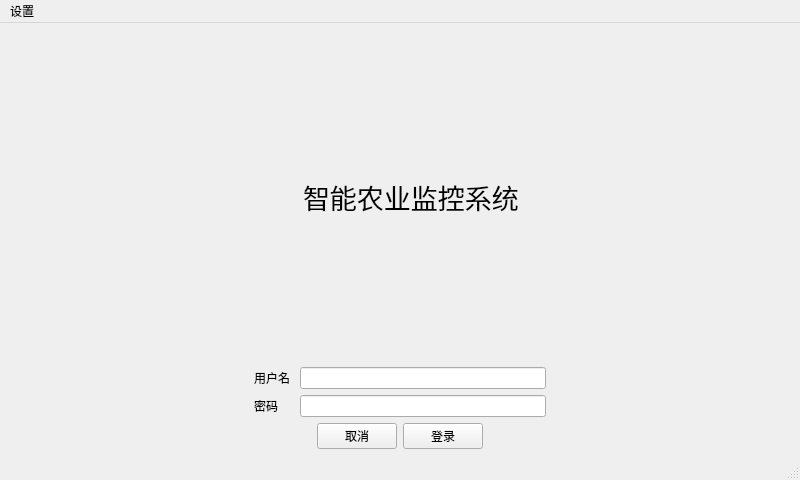
rrrriiiiich/iams, file src/iams.ui: the form before one commit.
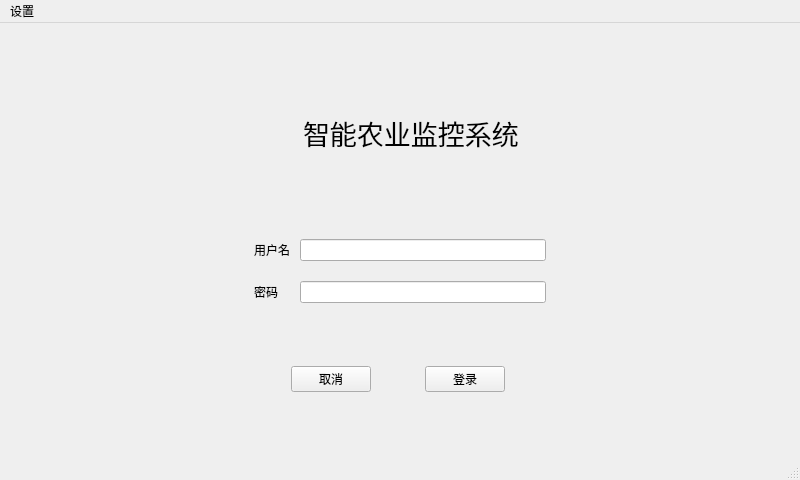
The form after the commit. Icons and pictures are not drawn.

The edit to the form file:
```diff
--- a/src/iams.ui
+++ b/src/iams.ui
@@ -89,7 +89,7 @@
          <string/>
         </property>
         <property name="pixmap">
-         <pixmap resource="../../pic.qrc">:/pic/PepiconsPrintCellphoneEye.png</pixmap>
+         <pixmap resource="../pic.qrc">:/pic/PepiconsPrintCellphoneEye.png</pixmap>
         </property>
         <property name="scaledContents">
          <bool>true</bool>
@@ -179,6 +179,22 @@
       </item>
      </layout>
     </item>
+    <item>
+     <spacer name="verticalSpacer">
+      <property name="orientation">
+       <enum>Qt::Vertical</enum>
+      </property>
+      <property name="sizeType">
+       <enum>QSizePolicy::Fixed</enum>
+      </property>
+      <property name="sizeHint" stdset="0">
+       <size>
+        <width>20</width>
+        <height>14</height>
+       </size>
+      </property>
+     </spacer>
+    </item>
     <item>
      <layout class="QHBoxLayout" name="password">
       <item>
@@ -230,12 +246,49 @@
      </layout>
     </item>
     <item>
-     <layout class="QHBoxLayout" name="operationBar">
+     <layout class="QHBoxLayout" name="horizontalLayout">
+      <property name="spacing">
+       <number>6</number>
+      </property>
+      <item>
+       <widget class="QLabel" name="lildogLabel">
+        <property name="sizePolicy">
+         <sizepolicy hsizetype="Fixed" vsizetype="Fixed">
+          <horstretch>0</horstretch>
+          <verstretch>0</verstretch>
+         </sizepolicy>
+        </property>
+        <property name="maximumSize">
+         <size>
+          <width>140</width>
+          <height>140</height>
+         </size>
+        </property>
+        <property name="text">
+         <string/>
+        </property>
+        <property name="pixmap">
+         <pixmap>../pic/lildog.gif</pixmap>
+        </property>
+        <property name="scaledContents">
+         <bool>true</bool>
+        </property>
+       </widget>
+      </item>
       <item>
        <spacer name="horizontalSpacer_7">
+        <property name="sizePolicy">
+         <sizepolicy hsizetype="Fixed" vsizetype="Fixed">
+          <horstretch>0</horstretch>
+          <verstretch>0</verstretch>
+         </sizepolicy>
+        </property>
         <property name="orientation">
          <enum>Qt::Horizontal</enum>
         </property>
+        <property name="sizeType">
+         <enum>QSizePolicy::Fixed</enum>
+        </property>
         <property name="sizeHint" stdset="0">
          <size>
           <width>40</width>
@@ -246,6 +299,12 @@
       </item>
       <item>
        <widget class="QPushButton" name="cancel">
+        <property name="sizePolicy">
+         <sizepolicy hsizetype="Maximum" vsizetype="Fixed">
+          <horstretch>0</horstretch>
+          <verstretch>0</verstretch>
+         </sizepolicy>
+        </property>
         <property name="text">
          <string>取消</string>
         </property>
@@ -253,6 +312,12 @@
       </item>
       <item>
        <widget class="QPushButton" name="login">
+        <property name="sizePolicy">
+         <sizepolicy hsizetype="Maximum" vsizetype="Fixed">
+          <horstretch>0</horstretch>
+          <verstretch>0</verstretch>
+         </sizepolicy>
+        </property>
         <property name="text">
          <string>登录</string>
         </property>
@@ -260,9 +325,18 @@
       </item>
       <item>
        <spacer name="horizontalSpacer_8">
+        <property name="sizePolicy">
+         <sizepolicy hsizetype="Fixed" vsizetype="Fixed">
+          <horstretch>0</horstretch>
+          <verstretch>0</verstretch>
+         </sizepolicy>
+        </property>
         <property name="orientation">
          <enum>Qt::Horizontal</enum>
         </property>
+        <property name="sizeType">
+         <enum>QSizePolicy::Fixed</enum>
+        </property>
         <property name="sizeHint" stdset="0">
          <size>
           <width>40</width>
@@ -271,6 +345,25 @@
         </property>
        </spacer>
       </item>
+      <item>
+       <widget class="QLabel" name="label">
+        <property name="sizePolicy">
+         <sizepolicy hsizetype="Fixed" vsizetype="Fixed">
+          <horstretch>0</horstretch>
+          <verstretch>0</verstretch>
+         </sizepolicy>
+        </property>
+        <property name="maximumSize">
+         <size>
+          <width>140</width>
+          <height>140</height>
+         </size>
+        </property>
+        <property name="text">
+         <string/>
+        </property>
+       </widget>
+      </item>
      </layout>
     </item>
    </layout>
```
Left out of the diff: 2 changed lines with no effect on the pictures.
